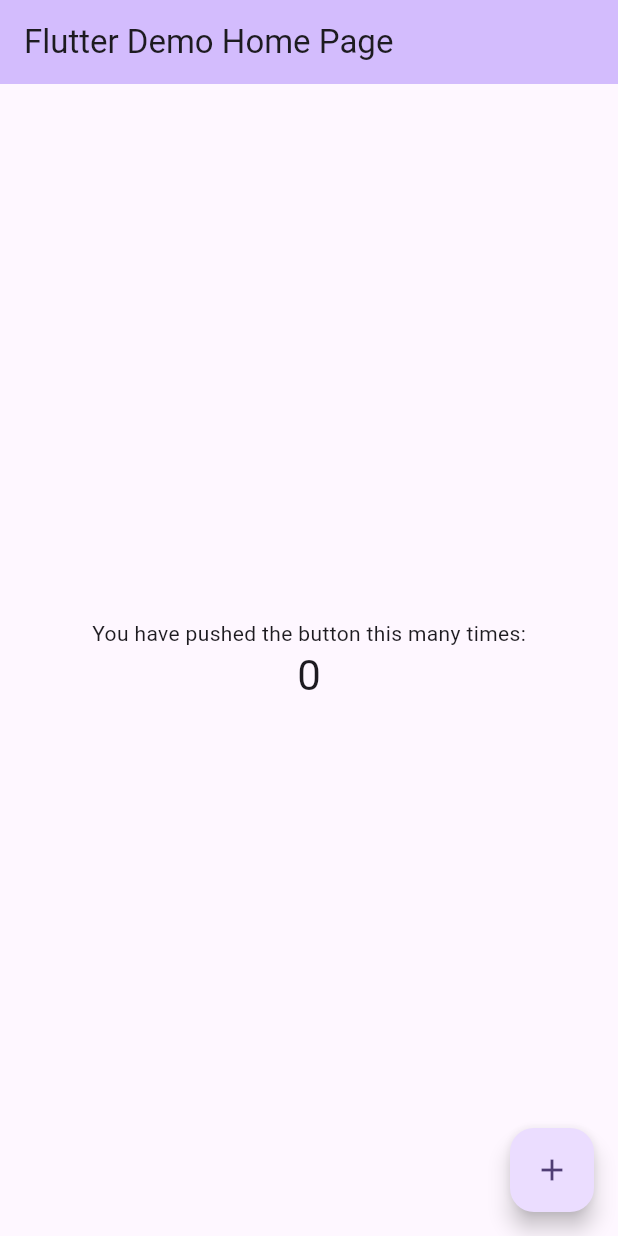
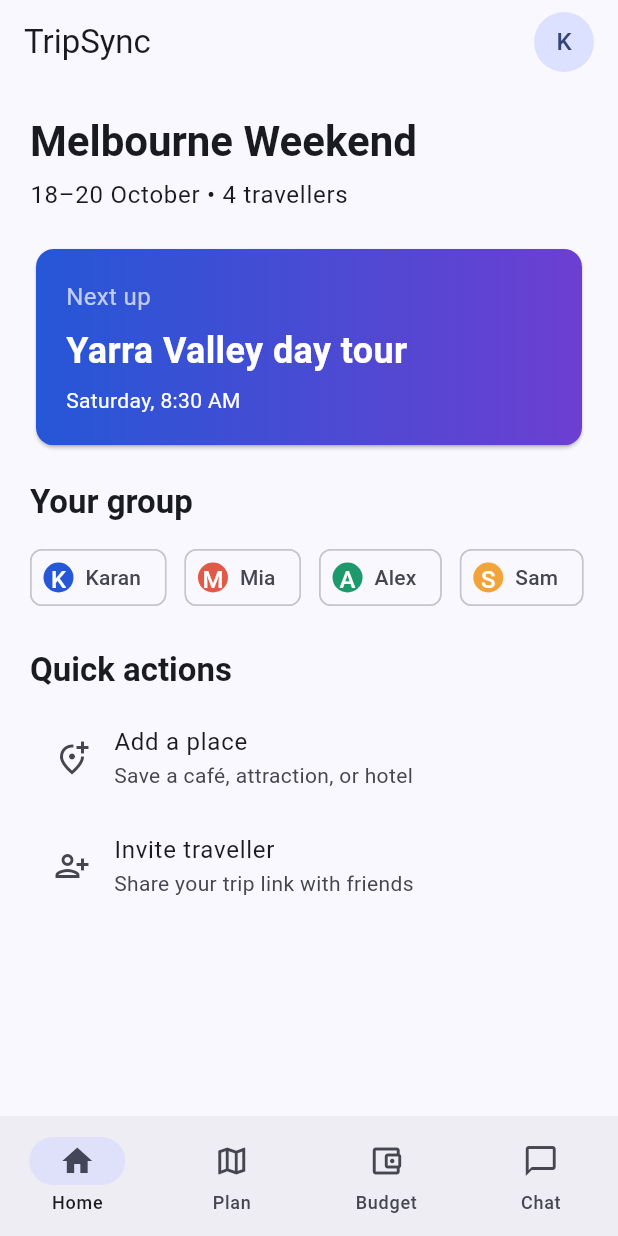
Before and after one commit to karan2k-3/group-trip-navigator, a Flutter app: the screen it shows after launch, on a phone screen of 412 x 824 dp. Run offline on Flutter 3.47's test engine with Material 3 defaults, Android fonts, the phone set to English and light mode, and no system bars.

Commit message:
Build TripSync Flutter v1 demo

```diff
--- a/mobile/lib/main.dart
+++ b/mobile/lib/main.dart
@@ -1,122 +1,263 @@
 import 'package:flutter/material.dart';
 
 void main() {
-  runApp(const MyApp());
+  runApp(const TripSyncApp());
 }
 
-class MyApp extends StatelessWidget {
-  const MyApp({super.key});
+class TripSyncApp extends StatelessWidget {
+  const TripSyncApp({super.key});
 
-  // This widget is the root of your application.
   @override
   Widget build(BuildContext context) {
     return MaterialApp(
-      title: 'Flutter Demo',
+      title: 'TripSync',
+      debugShowCheckedModeBanner: false,
       theme: ThemeData(
-        // This is the theme of your application.
-        //
-        // TRY THIS: Try running your application with "flutter run". You'll see
-        // the application has a purple toolbar. Then, without quitting the app,
-        // try changing the seedColor in the colorScheme below to Colors.green
-        // and then invoke "hot reload" (save your changes or press the "hot
-        // reload" button in a Flutter-supported IDE, or press "r" if you used
-        // the command line to start the app).
-        //
-        // Notice that the counter didn't reset back to zero; the application
-        // state is not lost during the reload. To reset the state, use hot
-        // restart instead.
-        //
-        // This works for code too, not just values: Most code changes can be
-        // tested with just a hot reload.
-        colorScheme: .fromSeed(seedColor: Colors.deepPurple),
+        colorScheme: ColorScheme.fromSeed(seedColor: const Color(0xFF2557D6)),
+        useMaterial3: true,
       ),
-      home: const MyHomePage(title: 'Flutter Demo Home Page'),
+      home: const TripHome(),
     );
   }
 }
 
-class MyHomePage extends StatefulWidget {
-  const MyHomePage({super.key, required this.title});
-
-  // This widget is the home page of your application. It is stateful, meaning
-  // that it has a State object (defined below) that contains fields that affect
-  // how it looks.
-
-  // This class is the configuration for the state. It holds the values (in this
-  // case the title) provided by the parent (in this case the App widget) and
-  // used by the build method of the State. Fields in a Widget subclass are
-  // always marked "final".
-
-  final String title;
+class TripHome extends StatefulWidget {
+  const TripHome({super.key});
 
   @override
-  State<MyHomePage> createState() => _MyHomePageState();
+  State<TripHome> createState() => _TripHomeState();
 }
 
-class _MyHomePageState extends State<MyHomePage> {
-  int _counter = 0;
-
-  void _incrementCounter() {
-    setState(() {
-      // This call to setState tells the Flutter framework that something has
-      // changed in this State, which causes it to rerun the build method below
-      // so that the display can reflect the updated values. If we changed
-      // _counter without calling setState(), then the build method would not be
-      // called again, and so nothing would appear to happen.
-      _counter++;
-    });
-  }
+class _TripHomeState extends State<TripHome> {
+  int _index = 0;
+  final _pages = const [OverviewPage(), ItineraryPage(), BudgetPage(), ChatPage()];
 
   @override
   Widget build(BuildContext context) {
-    // This method is rerun every time setState is called, for instance as done
-    // by the _incrementCounter method above.
-    //
-    // The Flutter framework has been optimized to make rerunning build methods
-    // fast, so that you can just rebuild anything that needs updating rather
-    // than having to individually change instances of widgets.
+    final labels = ['TripSync', 'Itinerary', 'Budget', 'Chat'];
     return Scaffold(
       appBar: AppBar(
-        // TRY THIS: Try changing the color here to a specific color (to
-        // Colors.amber, perhaps?) and trigger a hot reload to see the AppBar
-        // change color while the other colors stay the same.
-        backgroundColor: Theme.of(context).colorScheme.inversePrimary,
-        // Here we take the value from the MyHomePage object that was created by
-        // the App.build method, and use it to set our appbar title.
-        title: Text(widget.title),
+        title: Text(labels[_index]),
+        actions: [
+          Padding(
+            padding: const EdgeInsets.only(right: 16),
+            child: CircleAvatar(
+              backgroundColor: Theme.of(context).colorScheme.primaryContainer,
+              child: const Text('K'),
+            ),
+          ),
+        ],
       ),
-      body: Center(
-        // Center is a layout widget. It takes a single child and positions it
-        // in the middle of the parent.
-        child: Column(
-          // Column is also a layout widget. It takes a list of children and
-          // arranges them vertically. By default, it sizes itself to fit its
-          // children horizontally, and tries to be as tall as its parent.
-          //
-          // Column has various properties to control how it sizes itself and
-          // how it positions its children. Here we use mainAxisAlignment to
-          // center the children vertically; the main axis here is the vertical
-          // axis because Columns are vertical (the cross axis would be
-          // horizontal).
-          //
-          // TRY THIS: Invoke "debug painting" (choose the "Toggle Debug Paint"
-          // action in the IDE, or press "p" in the console), to see the
-          // wireframe for each widget.
-          mainAxisAlignment: .center,
-          children: [
-            const Text('You have pushed the button this many times:'),
-            Text(
-              '$_counter',
-              style: Theme.of(context).textTheme.headlineMedium,
-            ),
-          ],
-        ),
-      ),
-      floatingActionButton: FloatingActionButton(
-        onPressed: _incrementCounter,
-        tooltip: 'Increment',
-        child: const Icon(Icons.add),
+      body: _pages[_index],
+      bottomNavigationBar: NavigationBar(
+        selectedIndex: _index,
+        onDestinationSelected: (value) => setState(() => _index = value),
+        destinations: const [
+          NavigationDestination(icon: Icon(Icons.home_outlined), selectedIcon: Icon(Icons.home), label: 'Home'),
+          NavigationDestination(icon: Icon(Icons.map_outlined), selectedIcon: Icon(Icons.map), label: 'Plan'),
+          NavigationDestination(icon: Icon(Icons.account_balance_wallet_outlined), selectedIcon: Icon(Icons.account_balance_wallet), label: 'Budget'),
+          NavigationDestination(icon: Icon(Icons.chat_bubble_outline), selectedIcon: Icon(Icons.chat_bubble), label: 'Chat'),
+        ],
       ),
     );
   }
 }
+
+class OverviewPage extends StatelessWidget {
+  const OverviewPage({super.key});
+
+  @override
+  Widget build(BuildContext context) {
+    return ListView(
+      padding: const EdgeInsets.all(20),
+      children: [
+        Text('Melbourne Weekend', style: Theme.of(context).textTheme.headlineMedium?.copyWith(fontWeight: FontWeight.bold)),
+        const SizedBox(height: 6),
+        Text('18–20 October • 4 travellers', style: Theme.of(context).textTheme.bodyLarge),
+        const SizedBox(height: 20),
+        Card(
+          clipBehavior: Clip.antiAlias,
+          child: Container(
+            padding: const EdgeInsets.all(20),
+            decoration: const BoxDecoration(
+              gradient: LinearGradient(colors: [Color(0xFF2557D6), Color(0xFF6C3FD1)]),
+            ),
+            child: const Column(
+              crossAxisAlignment: CrossAxisAlignment.start,
+              children: [
+                Text('Next up', style: TextStyle(color: Colors.white70, fontSize: 16)),
+                SizedBox(height: 8),
+                Text('Yarra Valley day tour', style: TextStyle(color: Colors.white, fontSize: 24, fontWeight: FontWeight.bold)),
+                SizedBox(height: 6),
+                Text('Saturday, 8:30 AM', style: TextStyle(color: Colors.white)),
+              ],
+            ),
+          ),
+        ),
+        const SizedBox(height: 20),
+        Text('Your group', style: Theme.of(context).textTheme.titleLarge?.copyWith(fontWeight: FontWeight.bold)),
+        const SizedBox(height: 12),
+        const Wrap(
+          spacing: 12,
+          runSpacing: 12,
+          children: [
+            MemberChip(name: 'Karan', initial: 'K', color: Color(0xFF2557D6)),
+            MemberChip(name: 'Mia', initial: 'M', color: Color(0xFFE05A47)),
+            MemberChip(name: 'Alex', initial: 'A', color: Color(0xFF1D9A6C)),
+            MemberChip(name: 'Sam', initial: 'S', color: Color(0xFFF0A43A)),
+          ],
+        ),
+        const SizedBox(height: 24),
+        Text('Quick actions', style: Theme.of(context).textTheme.titleLarge?.copyWith(fontWeight: FontWeight.bold)),
+        const SizedBox(height: 8),
+        const ListTile(leading: Icon(Icons.add_location_alt_outlined), title: Text('Add a place'), subtitle: Text('Save a café, attraction, or hotel')),
+        const ListTile(leading: Icon(Icons.person_add_alt_1_outlined), title: Text('Invite traveller'), subtitle: Text('Share your trip link with friends')),
+      ],
+    );
+  }
+}
+
+class ItineraryPage extends StatelessWidget {
+  const ItineraryPage({super.key});
+
+  @override
+  Widget build(BuildContext context) {
+    return ListView(
+      padding: const EdgeInsets.all(20),
+      children: [
+        Text('Saturday, 19 October', style: Theme.of(context).textTheme.titleLarge?.copyWith(fontWeight: FontWeight.bold)),
+        const SizedBox(height: 16),
+        const PlanItem(time: '8:30 AM', title: 'Yarra Valley day tour', detail: 'Meet at Federation Square', icon: Icons.directions_bus),
+        const PlanItem(time: '12:30 PM', title: 'Lunch at Oakridge', detail: 'Table booked for 4', icon: Icons.restaurant),
+        const PlanItem(time: '4:00 PM', title: 'Chocolate & ice cream stop', detail: 'Yarra Valley Chocolaterie', icon: Icons.icecream),
+        const PlanItem(time: '7:30 PM', title: 'Dinner in Fitzroy', detail: 'Vote on restaurants in chat', icon: Icons.dinner_dining),
+      ],
+    );
+  }
+}
+
+class BudgetPage extends StatelessWidget {
+  const BudgetPage({super.key});
+
+  @override
+  Widget build(BuildContext context) {
+    return ListView(
+      padding: const EdgeInsets.all(20),
+      children: [
+        Card(
+          child: Padding(
+            padding: const EdgeInsets.all(20),
+            child: Column(
+              crossAxisAlignment: CrossAxisAlignment.start,
+              children: [
+                Text('Trip budget', style: Theme.of(context).textTheme.titleLarge?.copyWith(fontWeight: FontWeight.bold)),
+                const SizedBox(height: 12),
+                Text(r'$1,240 spent of $1,600', style: Theme.of(context).textTheme.headlineSmall),
+                const SizedBox(height: 12),
+                const LinearProgressIndicator(value: .775),
+                const SizedBox(height: 8),
+                const Text(r'$360 remaining'),
+              ],
+            ),
+          ),
+        ),
+        const SizedBox(height: 20),
+        Text('Recent expenses', style: Theme.of(context).textTheme.titleLarge?.copyWith(fontWeight: FontWeight.bold)),
+        const SizedBox(height: 8),
+        const ExpenseItem(title: 'Apartment deposit', payer: 'Paid by Karan', amount: r'$680'),
+        const ExpenseItem(title: 'Yarra Valley tour', payer: 'Paid by Mia', amount: r'$420'),
+        const ExpenseItem(title: 'Airport transfer', payer: 'Paid by Alex', amount: r'$140'),
+      ],
+    );
+  }
+}
+
+class ChatPage extends StatelessWidget {
+  const ChatPage({super.key});
+
+  @override
+  Widget build(BuildContext context) {
+    return Column(
+      children: [
+        Expanded(
+          child: ListView(
+            padding: const EdgeInsets.all(20),
+            children: const [
+              ChatBubble(sender: 'Mia', message: 'I booked the Yarra Valley tour! 🍷', mine: false),
+              ChatBubble(sender: 'You', message: 'Amazing — I added it to the itinerary.', mine: true),
+              ChatBubble(sender: 'Alex', message: 'Should we choose dinner in Fitzroy?', mine: false),
+              ChatBubble(sender: 'Sam', message: 'Yes! I vote for Italian.', mine: false),
+            ],
+          ),
+        ),
+        SafeArea(
+          top: false,
+          child: Padding(
+            padding: const EdgeInsets.fromLTRB(16, 8, 16, 16),
+            child: Row(
+              children: [
+                const Expanded(child: TextField(decoration: InputDecoration(hintText: 'Message group', border: OutlineInputBorder()))),
+                const SizedBox(width: 8),
+                IconButton.filled(onPressed: () {}, icon: const Icon(Icons.send)),
+              ],
+            ),
+          ),
+        ),
+      ],
+    );
+  }
+}
+
+class MemberChip extends StatelessWidget {
+  final String name;
+  final String initial;
+  final Color color;
+  const MemberChip({super.key, required this.name, required this.initial, required this.color});
+  @override
+  Widget build(BuildContext context) {
+    return Chip(avatar: CircleAvatar(backgroundColor: color, child: Text(initial, style: const TextStyle(color: Colors.white))), label: Text(name));
+  }
+}
+
+class PlanItem extends StatelessWidget {
+  final String time;
+  final String title;
+  final String detail;
+  final IconData icon;
+  const PlanItem({super.key, required this.time, required this.title, required this.detail, required this.icon});
+  @override
+  Widget build(BuildContext context) {
+    return Card(child: ListTile(leading: CircleAvatar(child: Icon(icon)), title: Text(title), subtitle: Text('$time • $detail')));
+  }
+}
+
+class ExpenseItem extends StatelessWidget {
+  final String title;
+  final String payer;
+  final String amount;
+  const ExpenseItem({super.key, required this.title, required this.payer, required this.amount});
+  @override
+  Widget build(BuildContext context) {
+    return Card(child: ListTile(leading: const CircleAvatar(child: Icon(Icons.receipt_long)), title: Text(title), subtitle: Text(payer), trailing: Text(amount, style: const TextStyle(fontWeight: FontWeight.bold))));
+  }
+}
+
+class ChatBubble extends StatelessWidget {
+  final String sender;
+  final String message;
+  final bool mine;
+  const ChatBubble({super.key, required this.sender, required this.message, required this.mine});
+  @override
+  Widget build(BuildContext context) {
+    return Align(
+      alignment: mine ? Alignment.centerRight : Alignment.centerLeft,
+      child: Container(
+        margin: const EdgeInsets.only(bottom: 12),
+        padding: const EdgeInsets.all(12),
+        constraints: const BoxConstraints(maxWidth: 300),
+        decoration: BoxDecoration(color: mine ? const Color(0xFF2557D6) : const Color(0xFFE9ECF3), borderRadius: BorderRadius.circular(16)),
+        child: Column(crossAxisAlignment: CrossAxisAlignment.start, children: [Text(sender, style: TextStyle(fontWeight: FontWeight.bold, color: mine ? Colors.white70 : Colors.black54)), const SizedBox(height: 4), Text(message, style: TextStyle(color: mine ? Colors.white : Colors.black87))]),
+      ),
+    );
+  }
+}
```
